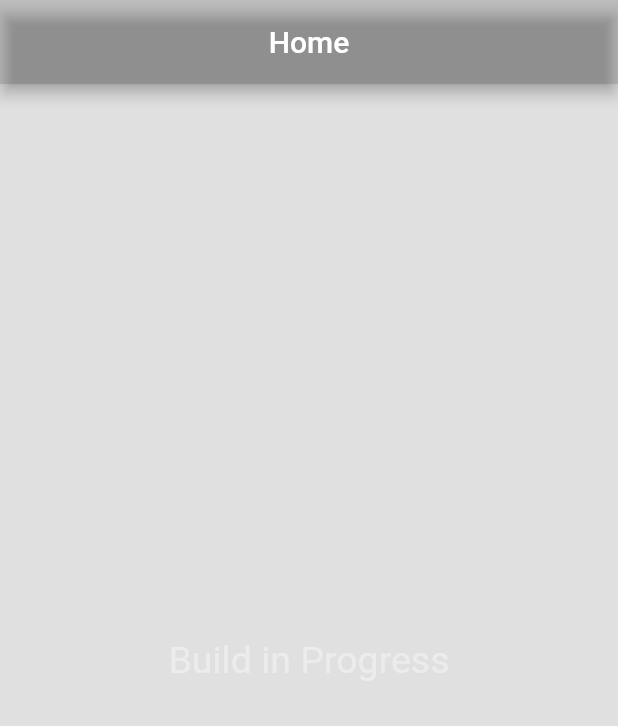
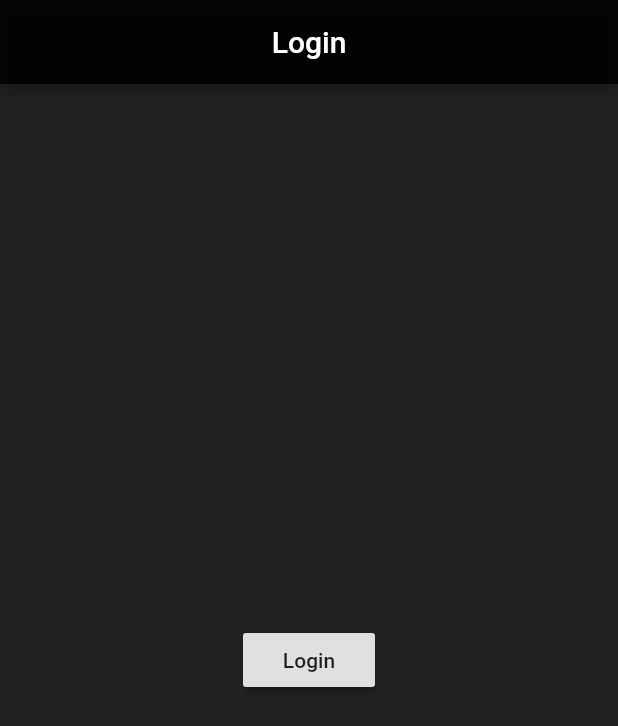
Before and after one commit to amit-jha-cmd/Gloo-App-Flutter, a Flutter app: the screen it shows after launch, on a phone screen of 412 x 824 dp. Shown: the top 726 px of the screen. Run offline on Flutter 3.47's test engine with Material 2 defaults, Android fonts, the phone set to English and light mode, and no system bars.

Commit message:
login page init

```diff
--- /dev/null
+++ b/app/lib/components/page.login.dart
@@ -0,0 +1,34 @@
+import 'package:app/components/page.home.dart';
+import 'package:flutter/material.dart';
+
+
+
+class Login extends StatefulWidget {
+  @override
+  _LoginState createState() => _LoginState();
+}
+
+class _LoginState extends State<Login> {
+  @override
+  Widget build(BuildContext context) {
+    return Scaffold(
+      backgroundColor: Colors.black87,
+      appBar: AppBar(
+        title: Text(
+          'Login',
+        ),
+        centerTitle: true,
+        backgroundColor: Colors.black87,
+      ),
+      body: Center(
+        child: RaisedButton(
+          child: Text('Login'),
+          onPressed: () {
+            Navigator.push(context,
+            MaterialPageRoute(builder: (context) => Home()));
+          },
+        ),
+      ),
+    );
+  }
+}
--- a/app/lib/main.dart
+++ b/app/lib/main.dart
@@ -1,3 +1,4 @@
+import 'package:app/components/page.login.dart';
 import 'package:flutter/material.dart';
 
 void main() {
@@ -13,7 +14,9 @@ class MyApp extends StatelessWidget {
         primarySwatch: Colors.blue,
         visualDensity: VisualDensity.adaptivePlatformDensity,
       ),
-      home: MyHomePage(title: 'Home'),
+      home: MaterialApp(
+        home: Login(),
+      ),
     );
   }
 }
```
Also changed, not shown: app/lib/components/page.home.dart (added, +30 -0 lines).
